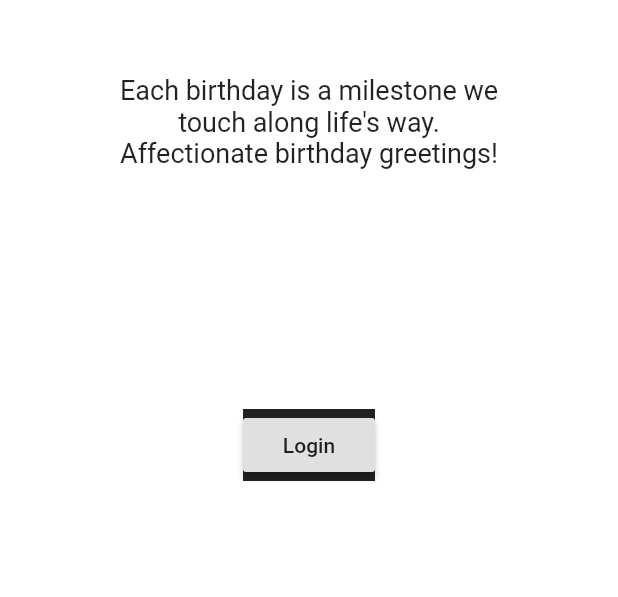
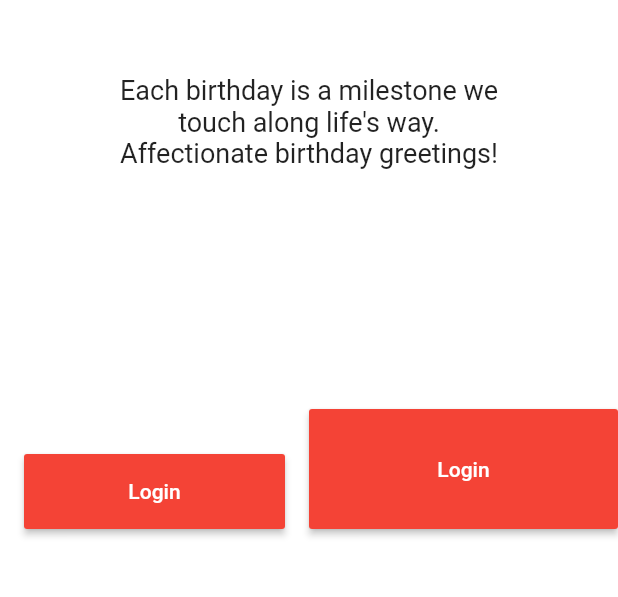
Before and after one commit to NAFISNEHC/BirthdayNotes, a Flutter app: the screen it shows after launch, on a phone screen of 412 x 824 dp, the part 428-1025 px from its top. Run offline on Flutter 3.47's test engine with Material 2 defaults, Android fonts, the phone set to English and light mode, and no system bars; our stand-ins replace bot_toast.

Commit message:
页面加上了登录按钮

```diff
--- a/lib/page/MainPage.dart
+++ b/lib/page/MainPage.dart
@@ -54,14 +54,42 @@ class _MainPageState extends State<MainPage> {
                 margin: EdgeInsets.only(
                   top: 160.0,
                 ),
-              child: new Material(
-                color: Colors.black87,
+                child: Row(
+                  children: <Widget>[
+                    Expanded(
+                      flex: 1,
+                      child: Container(
+                        padding:
+                            EdgeInsets.only(top: 30.0, left: 16.0, right: 16.0),
+                        height: 80,
                         child: RaisedButton(
-                  child: Text("Login"),
-                  onPressed: () => Navigator.pushNamed(context, 'login_page'),
+                          child: Text(
+                            "Login",
+                            style: TextStyle(color: Colors.white),
+                          ),
+                          color: Colors.red,
+                          onPressed: () =>
+                              Navigator.pushNamed(context, 'login_page'),
                         ),
                       ),
                     ),
+                    Expanded(
+                      flex: 1,
+                      child: Container(
+                        height: 80,
+                        child: RaisedButton(
+                          child: Text(
+                            "Login",
+                            style: TextStyle(color: Colors.white),
+                          ),
+                          color: Colors.red,
+                          onPressed: () =>
+                              Navigator.pushNamed(context, 'login_page'),
+                        ),
+                      ),
+                    )
+                  ],
+                )),
           ],
         ),
       ),
```
Lines whose indentation alone changed are shown as unchanged.
